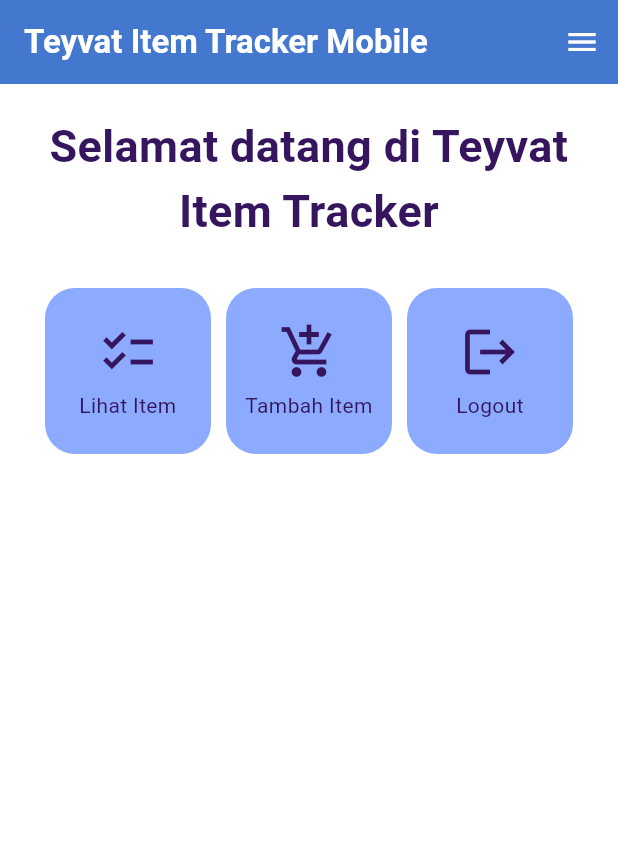
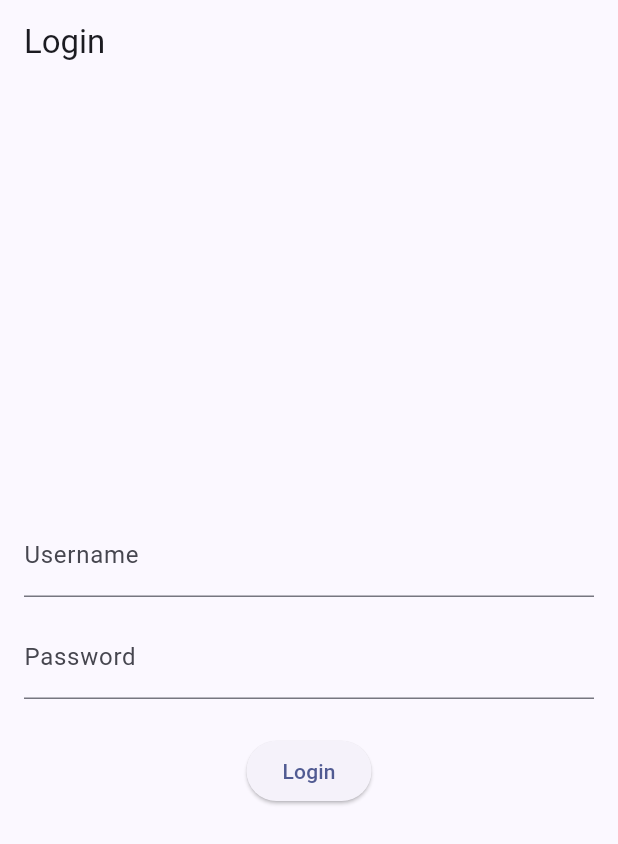
Before and after one commit to fionafrm/tugas-mobile, a Flutter app: the screen it shows after launch, on a phone screen of 412 x 824 dp. Shown: the top 844 px of the screen. Run offline on Flutter 3.47's test engine with Material 2 defaults, Android fonts, the phone set to English and light mode, and no system bars; missing offline and left inert: pbp_django_auth.

Commit message:
Telah menyelesaikan Tugas 9

```diff
--- a/lib/main.dart
+++ b/lib/main.dart
@@ -1,4 +1,7 @@
 import 'package:flutter/material.dart';
+import 'package:pbp_django_auth/pbp_django_auth.dart';
+import 'package:provider/provider.dart';
+import 'package:teyvat_item_tracker_mobile/screens/login.dart';
 import 'package:teyvat_item_tracker_mobile/screens/menu.dart';
 
 void main() {
@@ -11,28 +14,18 @@ class MyApp extends StatelessWidget {
   // This widget is the root of your application.
   @override
   Widget build(BuildContext context) {
-    return MaterialApp(
-      title: 'Flutter Demo',
-      theme: ThemeData(
-        // This is the theme of your application.
-        //
-        // TRY THIS: Try running your application with "flutter run". You'll see
-        // the application has a blue toolbar. Then, without quitting the app,
-        // try changing the seedColor in the colorScheme below to Colors.green
-        // and then invoke "hot reload" (save your changes or press the "hot
-        // reload" button in a Flutter-supported IDE, or press "r" if you used
-        // the command line to start the app).
-        //
-        // Notice that the counter didn't reset back to zero; the application
-        // state is not lost during the reload. To reset the state, use hot
-        // restart instead.
-        //
-        // This works for code too, not just values: Most code changes can be
-        // tested with just a hot reload.
-        colorScheme: ColorScheme.fromSeed(seedColor: Colors.indigo),
-        useMaterial3: true,
-      ),
-      home: MyHomePage(),
-    );
+    return Provider(
+        create: (_) {
+            CookieRequest request = CookieRequest();
+            return request;
+        },
+        child: MaterialApp(
+            title: 'Flutter App',
+            theme: ThemeData(
+                colorScheme: ColorScheme.fromSeed(seedColor: Colors.indigo),
+                useMaterial3: true,
+            ),
+            home: LoginPage()),
+        );
   }
 }
--- /dev/null
+++ b/lib/screens/login.dart
@@ -0,0 +1,112 @@
+import 'package:teyvat_item_tracker_mobile/screens/menu.dart';
+import 'package:flutter/material.dart';
+import 'package:pbp_django_auth/pbp_django_auth.dart';
+import 'package:provider/provider.dart';
+
+void main() {
+    runApp(const LoginApp());
+}
+
+class LoginApp extends StatelessWidget {
+const LoginApp({super.key});
+
+@override
+Widget build(BuildContext context) {
+    return MaterialApp(
+        title: 'Login',
+        theme: ThemeData(
+            primarySwatch: Colors.blue,
+    ),
+    home: const LoginPage(),
+    );
+    }
+}
+
+class LoginPage extends StatefulWidget {
+    const LoginPage({super.key});
+
+    @override
+    _LoginPageState createState() => _LoginPageState();
+}
+
+class _LoginPageState extends State<LoginPage> {
+    final TextEditingController _usernameController = TextEditingController();
+    final TextEditingController _passwordController = TextEditingController();
+
+    @override
+    Widget build(BuildContext context) {
+        final request = context.watch<CookieRequest>();
+        return Scaffold(
+            appBar: AppBar(
+                title: const Text('Login'),
+            ),
+            body: Container(
+                padding: const EdgeInsets.all(16.0),
+                child: Column(
+                    mainAxisAlignment: MainAxisAlignment.center,
+                    children: [
+                        TextField(
+                            controller: _usernameController,
+                            decoration: const InputDecoration(
+                                labelText: 'Username',
+                            ),
+                        ),
+                        const SizedBox(height: 12.0),
+                        TextField(
+                            controller: _passwordController,
+                            decoration: const InputDecoration(
+                                labelText: 'Password',
+                            ),
+                            obscureText: true,
+                        ),
+                        const SizedBox(height: 24.0),
+                        ElevatedButton(
+                            onPressed: () async {
+                                String username = _usernameController.text;
+                                String password = _passwordController.text;
+
+                                // Cek kredensial
+                                // Masih pakai localhost
+                                final response = await request.login("http://127.0.0.1:8000/auth/login/", {
+                                'username': username,
+                                'password': password,
+                                });
+
+                                if (request.loggedIn) {
+                                    String message = response['message'];
+                                    String uname = response['username'];
+                                    Navigator.pushReplacement(
+                                        context,
+                                        MaterialPageRoute(builder: (context) => MyHomePage()),
+                                    );
+                                    ScaffoldMessenger.of(context)
+                                        ..hideCurrentSnackBar()
+                                        ..showSnackBar(
+                                            SnackBar(content: Text("$message Selamat datang, $uname.")));
+                                    } else {
+                                    showDialog(
+                                        context: context,
+                                        builder: (context) => AlertDialog(
+                                            title: const Text('Login Gagal'),
+                                            content:
+                                                Text(response['message']),
+                                            actions: [
+                                                TextButton(
+                                                    child: const Text('OK'),
+                                                    onPressed: () {
+                                                        Navigator.pop(context);
+                                                    },
+                                                ),
+                                            ],
+                                        ),
+                                    );
+                                }
+                            },
+                            child: const Text('Login'),
+                        ),
+                    ],
+                ),
+            ),
+        );
+    }
+}
--- a/pubspec.yaml
+++ b/pubspec.yaml
@@ -35,6 +35,9 @@ dependencies:
   # The following adds the Cupertino Icons font to your application.
   # Use with the CupertinoIcons class for iOS style icons.
   cupertino_icons: ^1.0.2
+  provider: ^6.1.1
+  pbp_django_auth: ^0.4.0
+  http: ^1.1.0
 
 dev_dependencies:
   flutter_test:
```
Also changed, not shown: lib/models/item.dart (added, +93 -0 lines), lib/screens/detail_item.dart (added, +37 -0 lines), lib/screens/form.dart (+31 -32 lines), lib/screens/list_item.dart (added, +107 -0 lines), lib/screens/menu.dart (+26 -2 lines), lib/widgets/drawer.dart (+8 -13 lines), lib/widgets/shop_card.dart (+29 -8 lines), pubspec.lock, 3 other files.
